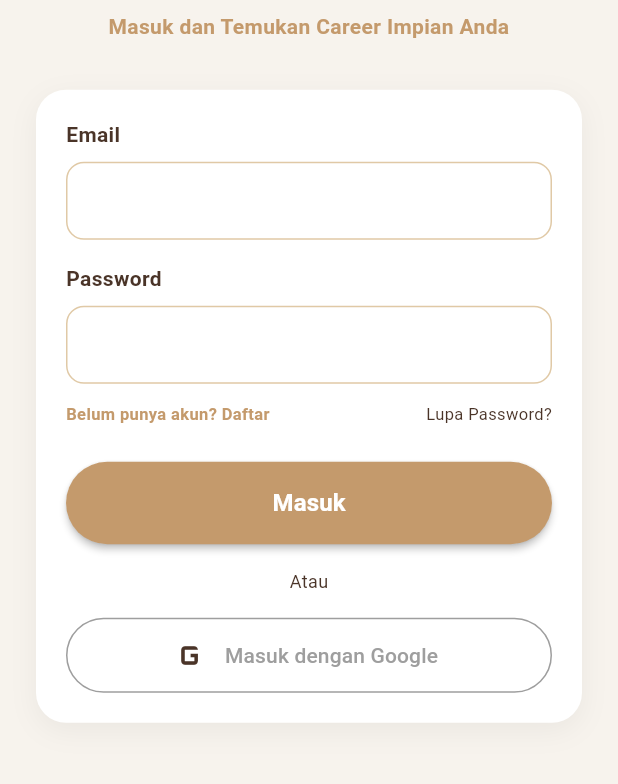
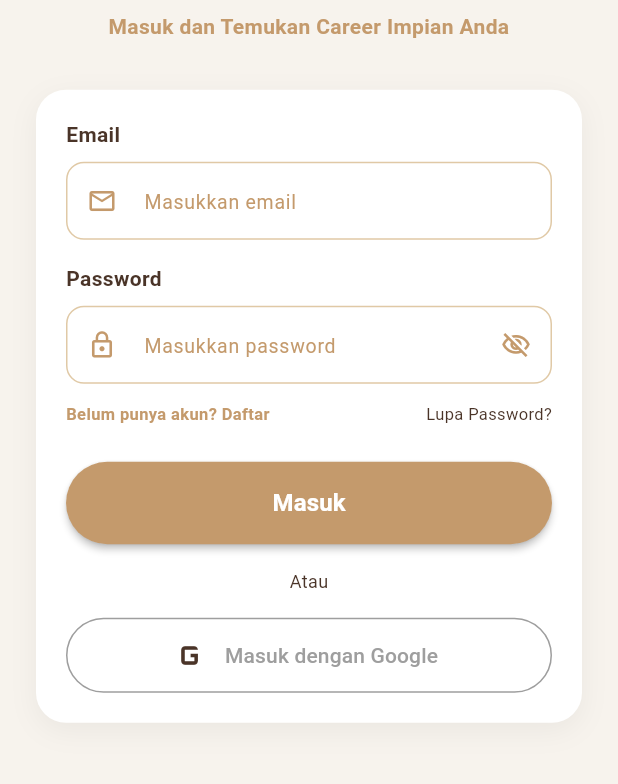
Before and after one commit to syahrulhannan07/mobile-cofe-job, a Flutter app: the screen it shows after launch, on a phone screen of 412 x 824 dp, the part 373-1157 px from its top. Run offline on Flutter 3.47's test engine with Material 3 defaults, Android fonts, the phone set to English and light mode, and no system bars; our stand-ins replace dio, file_picker, firebase_auth, firebase_core, firebase_messaging, google_sign_in and 2 more; accounts and stored records are empty.

Commit message:
final expo?

```diff
--- a/lib/core/network/api_config.dart
+++ b/lib/core/network/api_config.dart
@@ -58,5 +58,6 @@ class ApiConfig {
 
   // Endpoint HTTP Notifikasi
   static const String notificationsEndpoint = '$baseUrl/auth/notifikasi';
+  static const String notificationsCrudEndpoint ='$baseUrl/notifikasi';
   static const String updateFcmToken = '$baseUrl/auth/notifikasi/update-fcm-token';
 }
--- a/lib/features/auth/screens/login_screen.dart
+++ b/lib/features/auth/screens/login_screen.dart
@@ -301,12 +301,16 @@ class _LoginScreenState extends State<LoginScreen> {
                           label: "Email",
                           controller: _emailController,
                           keyboardType: TextInputType.emailAddress,
+                          hintText: "Masukkan email",
+                          prefixIcon: Icons.email_outlined,
                         ),
                         const SizedBox(height: 16),
                         CustomTextField(
                           label: "Password",
                           isPassword: true,
                           controller: _passwordController,
+                          hintText: "Masukkan password",
+                          prefixIcon: Icons.lock_outline,
                         ),
                         const SizedBox(height: 12),
                         Row(
--- a/lib/features/auth/screens/register_screen.dart
+++ b/lib/features/auth/screens/register_screen.dart
@@ -184,23 +184,31 @@ class _RegisterScreenState extends State<RegisterScreen> {
                       CustomTextField(
                         label: "Username",
                         controller: _usernameController,
+                        hintText: "Masukkan username",
+                        prefixIcon: Icons.person_outline,
                       ),
                       const SizedBox(height: 16),
                       CustomTextField(
                         label: "Email",
                         controller: _emailController,
+                        hintText: "Masukkan email",
+                        prefixIcon: Icons.email_outlined,
                       ),
                       const SizedBox(height: 16),
                       CustomTextField(
                         label: "Password",
                         isPassword: true,
                         controller: _passwordController,
+                        hintText: "Masukkan password",
+                        prefixIcon: Icons.lock_outline,
                       ),
                       const SizedBox(height: 16),
                       CustomTextField(
                         label: "Konfirmasi Password",
                         isPassword: true,
                         controller: _confirmPasswordController,
+                        hintText: "Masukkan ulang password",
+                        prefixIcon: Icons.lock_outline,
                       ),
                       const SizedBox(height: 12),
 
--- a/lib/features/auth/widgets/custom_text_field.dart
+++ b/lib/features/auth/widgets/custom_text_field.dart
@@ -2,11 +2,13 @@
 import 'package:flutter/material.dart';
 import '../../../../core/constants/colors.dart';
 
-class CustomTextField extends StatelessWidget {
+class CustomTextField extends StatefulWidget {
   final String label;
   final bool isPassword;
   final TextEditingController? controller;
   final TextInputType keyboardType;
+  final String? hintText;
+  final IconData? prefixIcon;
 
   const CustomTextField({
     super.key,
@@ -14,16 +16,27 @@ class CustomTextField extends StatelessWidget {
     this.isPassword = false,
     this.controller,
     this.keyboardType = TextInputType.text,
+    this.hintText,
+    this.prefixIcon,
   });
 
   @override
+  State<CustomTextField> createState() => _CustomTextFieldState();
+}
+
+class _CustomTextFieldState extends State<CustomTextField> {
+  bool _obscure = true;
+
+  @override
   Widget build(BuildContext context) {
+    final bool showToggle = widget.isPassword;
+
     return Column(
       crossAxisAlignment: CrossAxisAlignment.start,
       children: [
         // Label di atas input
         Text(
-          label,
+          widget.label,
           style: const TextStyle(
             fontWeight: FontWeight.bold,
             color: AppColors.textMain,
@@ -34,16 +47,45 @@ class CustomTextField extends StatelessWidget {
 
         // Input Field
         TextField(
-          controller: controller,
-          obscureText: isPassword,
-          keyboardType: keyboardType,
+          controller: widget.controller,
+          obscureText: showToggle ? _obscure : false,
+          keyboardType: widget.keyboardType,
           style: const TextStyle(color: AppColors.textMain),
           decoration: InputDecoration(
             isDense: true,
+            hintText: widget.hintText,
+            hintStyle: const TextStyle(
+              color: AppColors.textAccent,
+              fontSize: 13,
+              fontWeight: FontWeight.w400,
+            ),
             contentPadding: const EdgeInsets.symmetric(
               vertical: 14,
               horizontal: 16,
             ),
+
+            // Prefix icon (opsional)
+            prefixIcon: widget.prefixIcon != null
+                ? Icon(
+                    widget.prefixIcon,
+                    size: 20,
+                    color: AppColors.textAccent,
+                  )
+                : null,
+
+            // Suffix icon toggle password
+            suffixIcon: showToggle
+                ? IconButton(
+                    icon: Icon(
+                      _obscure
+                          ? Icons.visibility_off_outlined
+                          : Icons.visibility_outlined,
+                      size: 20,
+                      color: AppColors.textAccent,
+                    ),
+                    onPressed: () => setState(() => _obscure = !_obscure),
+                  )
+                : null,
 
             // Border saat tidak fokus
             enabledBorder: OutlineInputBorder(
--- a/lib/features/home/screens/profile_screen.dart
+++ b/lib/features/home/screens/profile_screen.dart
@@ -8,6 +8,7 @@ import 'package:shared_preferences/shared_preferences.dart';
 import 'package:intl/intl.dart';
 import '../../../core/constants/colors.dart';
 import '../../../core/network/api_config.dart';
+import '../../auth/widgets/loading_kopi.dart';
 
 class ProfileScreen extends StatefulWidget {
   const ProfileScreen({super.key});
@@ -632,7 +633,7 @@ class _ProfileScreenState extends State<ProfileScreen> {
       backgroundColor: bgCream,
       body: SafeArea(
         child: _isLoading && _namaController.text.isEmpty
-            ? const Center(child: CircularProgressIndicator(color: coffeeBrown))
+            ? const LoadingKopi(pesan: 'Menyeduh profile...',)
             : Column(
                 children: [
                   const SizedBox(height: 20),
--- a/lib/features/jobs/screens/apply_job_screen.dart
+++ b/lib/features/jobs/screens/apply_job_screen.dart
@@ -13,6 +13,7 @@ import '../../../core/network/api_config.dart';
 // ignore: unused_import
 import '../../application_status/screens/tracking_timeline_screen.dart';
 import '../../main_layout.dart'; // MainLayout dengan initialIndex
+import '../../auth/widgets/loading_kopi.dart';
 
 class ApplyJobScreen extends StatefulWidget {
   final String jobId;
@@ -1006,7 +1007,7 @@ class _ApplyJobScreenState extends State<ApplyJobScreen>
         backgroundColor: AppColors.scaffoldBackground,
         body: SafeArea(
           child: _isLoading
-              ? const Center(child: CircularProgressIndicator(color: Color(0xFFF0B85E)))
+              ? const LoadingKopi(pesan: 'Meyeduh Lamaran...',)
               : Column(
                   children: [
                     _buildHeader(context),
--- a/lib/features/jobs/screens/lowongan_screen.dart
+++ b/lib/features/jobs/screens/lowongan_screen.dart
@@ -5,6 +5,7 @@ import 'package:http/http.dart' as http;
 import '../../../core/constants/colors.dart';
 import 'detail_lowongan_screen.dart';
 import '../../../core/network/api_config.dart';
+import '../../auth/widgets/loading_kopi.dart';
 
 class LowonganScreen extends StatefulWidget {
   const LowonganScreen({super.key});
@@ -214,8 +215,8 @@ class _LowonganScreenState extends State<LowonganScreen> {
 
   Widget _buildMainContent() {
     if (_isLoading) {
-      return const Center(
-        child: CircularProgressIndicator(color: AppColors.brownDark),
+      return const LoadingKopi(
+        pesan: 'Menyeduh Lowongan...',
       );
     }
 
--- a/pubspec.yaml
+++ b/pubspec.yaml
@@ -46,6 +46,7 @@ dependencies:
   dio: ^5.9.2
   firebase_auth: ^6.5.2
   google_sign_in: ^6.3.0
+  url_launcher: ^6.3.2
 
 dev_dependencies:
   flutter_test:
```
Also changed, not shown: lib/features/application_status/screens/status_screen.dart (+4 -5 lines), lib/features/application_status/screens/tracking_timeline_screen.dart (+3 -4 lines), lib/features/auth/widgets/loading_kopi.dart (added, +348 -0 lines), lib/features/home/screens/beranda_screen.dart (+22 -7 lines), lib/features/home/screens/notification_screen.dart (+16 -18 lines), lib/features/home/screens/perusahaan_screen.dart (+3 -6 lines), lib/features/settings/screens/pengaturan_screen.dart (+0 -18 lines), pubspec.lock, 2 other files.
